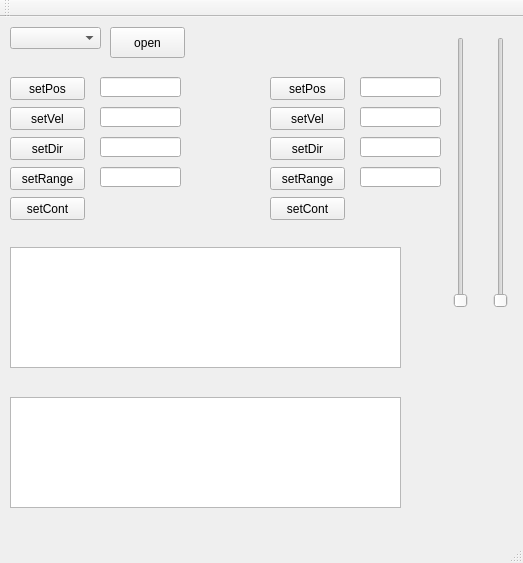
Above: mainwindow.ui from PoldenDev/polden-ver-motorControl-desktop before the change. Below: the same form after it.
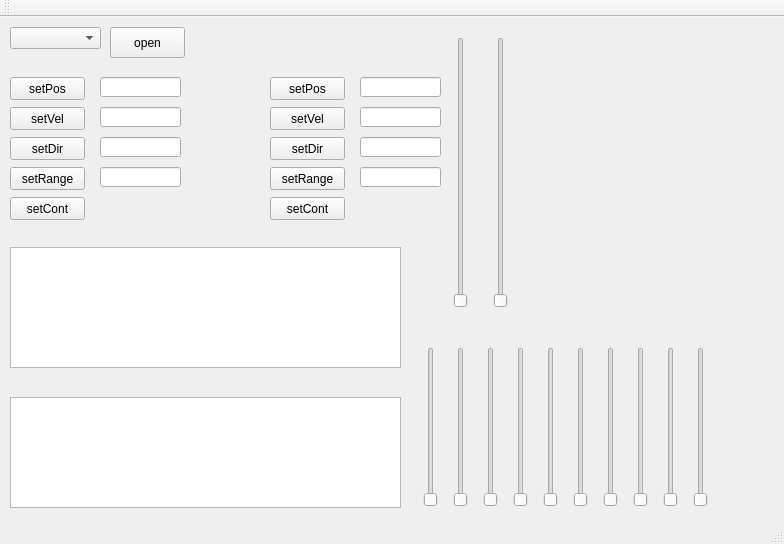
That is the form after the change.

Commit message: правки

```diff
--- a/mainwindow.ui
+++ b/mainwindow.ui
@@ -6,8 +6,8 @@
    <rect>
     <x>0</x>
     <y>0</y>
-    <width>523</width>
-    <height>563</height>
+    <width>784</width>
+    <height>544</height>
    </rect>
   </property>
   <property name="windowTitle">
@@ -299,6 +299,166 @@
      <bool>true</bool>
     </property>
    </widget>
+   <widget class="QSlider" name="verticalMotorPos1">
+    <property name="geometry">
+     <rect>
+      <x>420</x>
+      <y>330</y>
+      <width>22</width>
+      <height>160</height>
+     </rect>
+    </property>
+    <property name="maximum">
+     <number>1000</number>
+    </property>
+    <property name="orientation">
+     <enum>Qt::Vertical</enum>
+    </property>
+   </widget>
+   <widget class="QSlider" name="verticalMotorPos2">
+    <property name="geometry">
+     <rect>
+      <x>450</x>
+      <y>330</y>
+      <width>22</width>
+      <height>160</height>
+     </rect>
+    </property>
+    <property name="maximum">
+     <number>1000</number>
+    </property>
+    <property name="orientation">
+     <enum>Qt::Vertical</enum>
+    </property>
+   </widget>
+   <widget class="QSlider" name="verticalMotorPos3">
+    <property name="geometry">
+     <rect>
+      <x>480</x>
+      <y>330</y>
+      <width>22</width>
+      <height>160</height>
+     </rect>
+    </property>
+    <property name="maximum">
+     <number>1000</number>
+    </property>
+    <property name="orientation">
+     <enum>Qt::Vertical</enum>
+    </property>
+   </widget>
+   <widget class="QSlider" name="verticalMotorPos4">
+    <property name="geometry">
+     <rect>
+      <x>510</x>
+      <y>330</y>
+      <width>22</width>
+      <height>160</height>
+     </rect>
+    </property>
+    <property name="maximum">
+     <number>1000</number>
+    </property>
+    <property name="orientation">
+     <enum>Qt::Vertical</enum>
+    </property>
+   </widget>
+   <widget class="QSlider" name="verticalMotorPos5">
+    <property name="geometry">
+     <rect>
+      <x>540</x>
+      <y>330</y>
+      <width>22</width>
+      <height>160</height>
+     </rect>
+    </property>
+    <property name="maximum">
+     <number>1000</number>
+    </property>
+    <property name="orientation">
+     <enum>Qt::Vertical</enum>
+    </property>
+   </widget>
+   <widget class="QSlider" name="verticalMotorPos6">
+    <property name="geometry">
+     <rect>
+      <x>570</x>
+      <y>330</y>
+      <width>22</width>
+      <height>160</height>
+     </rect>
+    </property>
+    <property name="maximum">
+     <number>1000</number>
+    </property>
+    <property name="orientation">
+     <enum>Qt::Vertical</enum>
+    </property>
+   </widget>
+   <widget class="QSlider" name="verticalMotorPos7">
+    <property name="geometry">
+     <rect>
+      <x>600</x>
+      <y>330</y>
+      <width>22</width>
+      <height>160</height>
+     </rect>
+    </property>
+    <property name="maximum">
+     <number>1000</number>
+    </property>
+    <property name="orientation">
+     <enum>Qt::Vertical</enum>
+    </property>
+   </widget>
+   <widget class="QSlider" name="verticalMotorPos8">
+    <property name="geometry">
+     <rect>
+      <x>630</x>
+      <y>330</y>
+      <width>22</width>
+      <height>160</height>
+     </rect>
+    </property>
+    <property name="maximum">
+     <number>1000</number>
+    </property>
+    <property name="orientation">
+     <enum>Qt::Vertical</enum>
+    </property>
+   </widget>
+   <widget class="QSlider" name="verticalMotorPos9">
+    <property name="geometry">
+     <rect>
+      <x>660</x>
+      <y>330</y>
+      <width>22</width>
+      <height>160</height>
+     </rect>
+    </property>
+    <property name="maximum">
+     <number>1000</number>
+    </property>
+    <property name="orientation">
+     <enum>Qt::Vertical</enum>
+    </property>
+   </widget>
+   <widget class="QSlider" name="verticalMotorPos10">
+    <property name="geometry">
+     <rect>
+      <x>690</x>
+      <y>330</y>
+      <width>22</width>
+      <height>160</height>
+     </rect>
+    </property>
+    <property name="maximum">
+     <number>1000</number>
+    </property>
+    <property name="orientation">
+     <enum>Qt::Vertical</enum>
+    </property>
+   </widget>
   </widget>
   <widget class="QMenuBar" name="menuBar">
    <property name="geometry">
```
Left out of the diff: 2 changed lines with no effect on the pictures. The commit also changes 2 other files.
